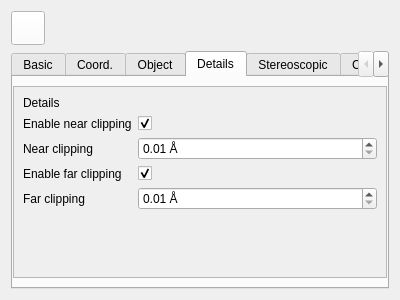
First picture: the form in QChromosome/cameraattributes.ui, repository Michalaq/ChromosomeVisualizer, before the edit.
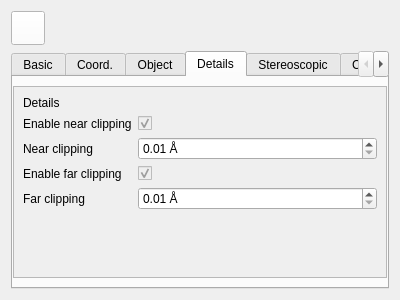
Second picture: the form after the edit. The open tabs and pages were chosen to show the change. Icons and pictures are not drawn. Custom widgets are drawn as their Qt base class.

Commit message: Saving all camera's internal data in .qcs file

```diff
--- a/QChromosome/cameraattributes.ui
+++ b/QChromosome/cameraattributes.ui
@@ -849,6 +849,9 @@
              </item>
              <item row="0" column="1">
               <widget class="QCheckBox" name="checkBox">
+               <property name="enabled">
+                <bool>false</bool>
+               </property>
                <property name="checked">
                 <bool>true</bool>
                </property>
@@ -856,6 +859,9 @@
              </item>
              <item row="2" column="1">
               <widget class="QCheckBox" name="checkBox_2">
+               <property name="enabled">
+                <bool>false</bool>
+               </property>
                <property name="checked">
                 <bool>true</bool>
                </property>
```
The commit also changes 2 other files.
